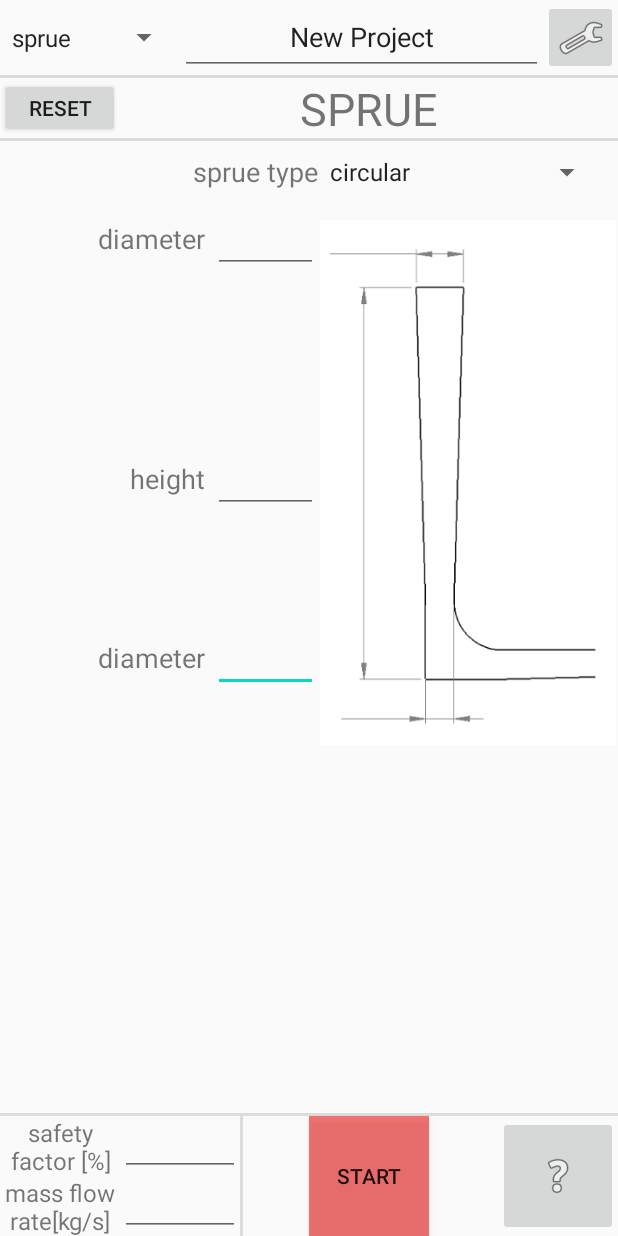
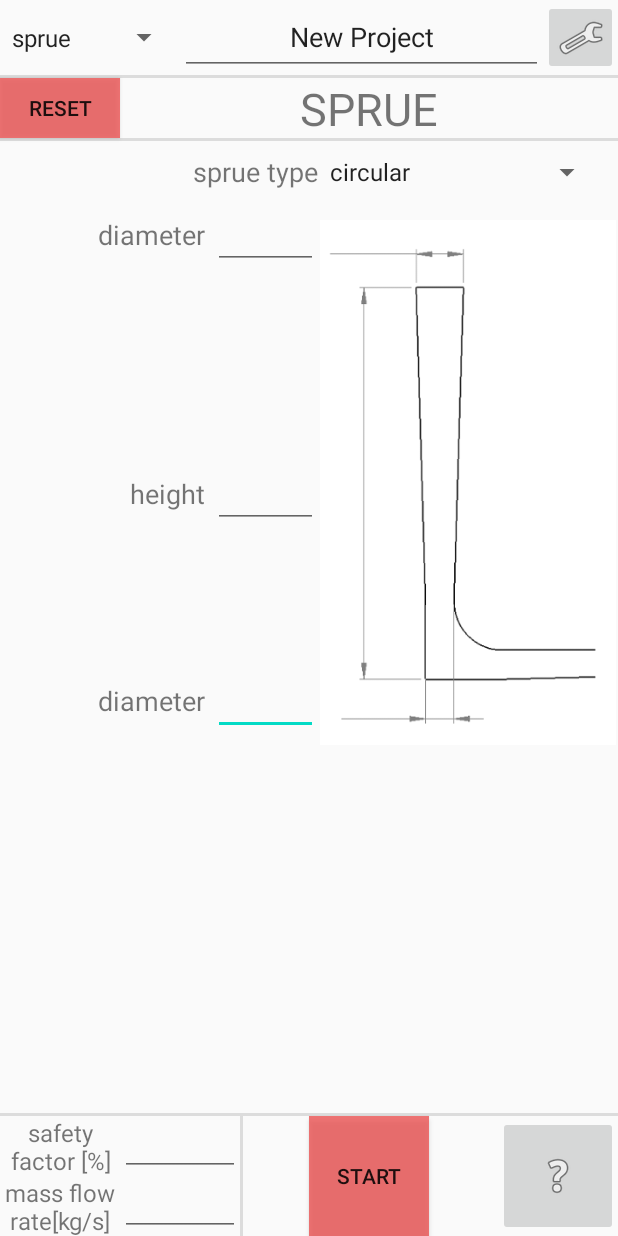
Before and after one commit to RafalUrbanek/Foundryman, an Android app: the SprueActivity screen opened directly, with no data from a screen before it, on a phone screen of 412 x 824 dp. Run offline under Robolectric (Android 15) with nearby library versions, the phone set to English and light mode, and no system bars.

Commit message:
MAIN -All basic functions of the Sprue calculator added     * funcional reset button     * correct calculation results     * user modified values marked up in green
To Do:
- unit test the calculator

```diff
--- a/app/src/main/java/com/Raf/foundryman/CastingActivity.java
+++ b/app/src/main/java/com/Raf/foundryman/CastingActivity.java
@@ -58,7 +58,7 @@ public class CastingActivity extends AppCompatActivity implements
     }
 
     private void configureOptionsBtn(){
-        ImageButton optionsBtn = findViewById(R.id.optionsBtn);
+        ImageButton optionsBtn = findViewById(R.id.MainOptionsBtn);
         optionsBtn.setOnClickListener(new View.OnClickListener() {
             @Override
             public void onClick(View v) {
--- a/app/src/main/java/com/Raf/foundryman/FeedersActivity.java
+++ b/app/src/main/java/com/Raf/foundryman/FeedersActivity.java
@@ -1,6 +1,5 @@
 package com.Raf.foundryman;
 
-import android.app.Activity;
 import android.content.Intent;
 import android.os.Bundle;
 import android.view.KeyEvent;
@@ -59,7 +58,7 @@ public class FeedersActivity extends AppCompatActivity implements
     }
 
     private void configureOptionsBtn(){
-        ImageButton optionsBtn = findViewById(R.id.optionsBtn);
+        ImageButton optionsBtn = findViewById(R.id.MainOptionsBtn);
         optionsBtn.setOnClickListener(new View.OnClickListener() {
             @Override
             public void onClick(View v) {
--- a/app/src/main/java/com/Raf/foundryman/LShapeActivity.java
+++ b/app/src/main/java/com/Raf/foundryman/LShapeActivity.java
@@ -1,6 +1,5 @@
 package com.Raf.foundryman;
 
-import android.app.Activity;
 import android.content.Intent;
 import android.os.Bundle;
 import android.view.KeyEvent;
@@ -59,7 +58,7 @@ public class LShapeActivity extends AppCompatActivity implements
     }
 
     private void configureOptionsBtn(){
-        ImageButton optionsBtn = findViewById(R.id.optionsBtn);
+        ImageButton optionsBtn = findViewById(R.id.MainOptionsBtn);
         optionsBtn.setOnClickListener(new View.OnClickListener() {
             @Override
             public void onClick(View v) {
--- a/app/src/main/java/com/Raf/foundryman/MainActivity.java
+++ b/app/src/main/java/com/Raf/foundryman/MainActivity.java
@@ -10,7 +10,6 @@ import android.widget.EditText;
 import android.widget.ImageButton;
 import android.widget.Spinner;
 import android.widget.TextView;
-import android.widget.Toast;
 
 import androidx.appcompat.app.AppCompatActivity;
 
@@ -57,7 +56,7 @@ public class MainActivity extends AppCompatActivity implements
     }
 
     private void configureOptionsBtn(){
-        ImageButton optionsBtn = findViewById(R.id.optionsBtn);
+        ImageButton optionsBtn = findViewById(R.id.MainOptionsBtn);
         optionsBtn.setOnClickListener(new View.OnClickListener() {
             @Override
             public void onClick(View v) {
--- a/app/src/main/java/com/Raf/foundryman/RatiosActivity.java
+++ b/app/src/main/java/com/Raf/foundryman/RatiosActivity.java
@@ -1,6 +1,5 @@
 package com.Raf.foundryman;
 
-import android.app.Activity;
 import android.content.Intent;
 import android.os.Bundle;
 import android.view.KeyEvent;
@@ -59,7 +58,7 @@ public class RatiosActivity extends AppCompatActivity implements
     }
 
     private void configureOptionsBtn(){
-        ImageButton optionsBtn = findViewById(R.id.optionsBtn);
+        ImageButton optionsBtn = findViewById(R.id.MainOptionsBtn);
         optionsBtn.setOnClickListener(new View.OnClickListener() {
             @Override
             public void onClick(View v) {
--- a/app/src/main/java/com/Raf/foundryman/SprueActivity.java
+++ b/app/src/main/java/com/Raf/foundryman/SprueActivity.java
@@ -1,13 +1,14 @@
-// Apply single button listener for all buttons.
-// follow https://stackoverflow.com/questions/25905086/multiple-buttons-onclicklistener-android
-
 package com.Raf.foundryman;
 
+import android.app.AlertDialog;
+import android.content.DialogInterface;
 import android.content.Intent;
+import android.graphics.Color;
 import android.os.Build;
 import android.os.Bundle;
 import android.text.Editable;
 import android.text.TextWatcher;
+import android.util.Log;
 import android.view.KeyEvent;
 import android.view.View;
 import android.widget.AdapterView;
@@ -23,7 +24,7 @@ import androidx.annotation.RequiresApi;
 import androidx.appcompat.app.AppCompatActivity;
 
 public class SprueActivity extends AppCompatActivity implements
-        AdapterView.OnItemSelectedListener {
+        AdapterView.OnItemSelectedListener, View.OnClickListener {
 
     Spinner toolSpinner;
     Spinner sprueSpinner;
@@ -32,11 +33,14 @@ public class SprueActivity extends AppCompatActivity implements
     EditText[] sprueDims;
     Button calcBtn;
     Button resetBtn;
+    ImageButton helpBtn;
     Double[] inputData;
-
+    Double[] values;
     String[] tools;
     String[] sprueTypes;
     boolean flag;
+    boolean userDataInput = true;
+
 
     @RequiresApi(api = Build.VERSION_CODES.M)
     @Override
@@ -74,38 +78,30 @@ public class SprueActivity extends AppCompatActivity implements
         configureDisplayState();
         setCalcBtn();
         setResetBtn();
+        setHelpButton();
         topText.setText(tools[1].toUpperCase());
     }
 
-    void setCalcBtn(){
+    void setCalcBtn() {
         calcBtn = findViewById(R.id.sprueCalcBtn);
         calcBtn.setBackgroundColor(getResources().getColor(R.color.button_red));
+        calcBtn.setOnClickListener(this);
+    }
 
-        calcBtn.setOnClickListener(new View.OnClickListener() {
-            Double[] values;
-            public void onClick(View v) {
-                values = Support.dataOutput;
-                for(int i = 0; i< inputData.length -1; i++){
-                    if (values[i] != null){
-                        double round;
-                        if (i == 5) {
-                            sprueDims[i].setText(String.valueOf(Math.round(values[i])));
-                        } else if(i == 6){
-                            round = Math.round(values[i] * 100);
-                            sprueDims[i].setText(String.valueOf(round / 100));
-                        } else{
-                            round = Math.round(values[i] * 10);
-                            sprueDims[i].setText(String.valueOf(round / 10));
-                        }
-                    }
-                }
-            }
-        });
+    private void setResetBtn(){
+        resetBtn = findViewById(R.id.sprueResetBtn);
+        resetBtn.setBackgroundColor(getResources().getColor(R.color.button_red));
+        resetBtn.setOnClickListener(this);
+    }
+
+    void setHelpButton(){
+        helpBtn = findViewById(R.id.sprueHelpBtn);
+        helpBtn.setOnClickListener(this);
     }
 
     // calls addCalcBtnListener on all sprueDims fields
     private void populateDataFieldListeners() {
-        for(int i = 0; i <6; i++){
+        for (int i = 0; i < 6; i++) {
             addCalcBtnListener(sprueDims[i]);
         }
     }
@@ -130,12 +126,10 @@ public class SprueActivity extends AppCompatActivity implements
 
             @Override
             public void afterTextChanged(Editable s) {
-                int position = ((int)dimInput.getId() % 10) - 1;
-
-                Support.modified[position] = false;
-                if (String.valueOf(dimInput.getText()) != ""){
+                int position = ((int)dimInput.getId() % 10);
+                if (userDataInput) Support.modified[position] = false;
+                if (!String.valueOf(dimInput.getText()).isEmpty() && userDataInput){
                     Support.modified[position] = true;
-
                 }
 
                 // modify the array based on values in sprueDim values
@@ -148,30 +142,24 @@ public class SprueActivity extends AppCompatActivity implements
                 } else {
                     calcBtn.setBackgroundColor(getResources().getColor(R.color.button_green));
                 }
+
+                dataColorSetter();
             }
         });
     }
 
+    private void dataColorSetter() {
+        for (int i = 0; i < Support.modified.length; i++){
+            if (Support.modified[i] == true) {
+                sprueDims[i].setTextColor(getResources().getColor(R.color.dark_green));
+            } else{
+                sprueDims[i].setTextColor(Color.BLACK);
+            }
+        }
+    }
+
     private void displayToast(String text) {
         Toast.makeText(this, text, Toast.LENGTH_LONG).show();
-    }
-
-    private void setResetBtn(){
-        resetBtn = findViewById(R.id.resetBtn);
-        resetBtn.setOnClickListener(new View.OnClickListener() {
-            @Override
-            public void onClick(View v) {
-                for(int i=0; i < Support.modified.length; i++){
-                    Support.modified[i] = false;
-                }
-
-                for(int i=0; i < Support.dataOutput.length; i++){
-                    Support.dataOutput[i] = null;
-                    inputData[i] = null;
-                    sprueDims[i].setText("");
-                }
-            }
-        });
     }
 
     private void configureDisplayState() {
@@ -234,7 +222,7 @@ public class SprueActivity extends AppCompatActivity implements
     }
 
     private void configureOptionsBtn(){
-        ImageButton optionsBtn = findViewById(R.id.optionsBtn);
+        ImageButton optionsBtn = findViewById(R.id.MainOptionsBtn);
         optionsBtn.setOnClickListener(new View.OnClickListener() {
             @Override
             public void onClick(View v) {
@@ -264,4 +252,56 @@ public class SprueActivity extends AppCompatActivity implements
     @Override
     public void onNothingSelected(AdapterView<?> arg0) {
     }
+
+    @Override
+    public void onClick(View v) {
+
+        switch (v.getId()){
+            case R.id.sprueCalcBtn:
+                userDataInput = false;
+                values = Support.dataOutput;
+                for(int i = 0; i< inputData.length -1; i++){
+                    if (values[i] != null){
+                        double round;
+                        if (i == 5) {
+                            sprueDims[i].setText(String.valueOf(Math.round(values[i])));
+                        } else if(i == 6){
+                            round = Math.round(values[i] * 100);
+                            sprueDims[i].setText(String.valueOf(round / 100));
+                        } else{
+                            round = Math.round(values[i] * 10);
+                            sprueDims[i].setText(String.valueOf(round / 10));
+                        }
+                    }
+                }
+                userDataInput = true;
+                break;
+
+            case R.id.sprueResetBtn:
+                for(int i=0; i < Support.modified.length -1; i++){
+                    Support.modified[i] = false;
+                }
+
+                for(int i=0; i < Support.dataOutput.length -1; i++){
+                    Support.dataOutput[i] = null;
+                    inputData[i] = null;
+                    sprueDims[i].setText("");
+                }
+                break;
+
+            case R.id.sprueHelpBtn:
+                AlertDialog.Builder helpAlert  = new AlertDialog.Builder(this);
+                helpAlert.setMessage(R.string.sprueHelp);
+                helpAlert.setTitle("SPRUE");
+                helpAlert.setPositiveButton("OK", null);
+                helpAlert.setCancelable(true);
+                helpAlert.setPositiveButton("Ok",
+                        new DialogInterface.OnClickListener() {
+                            public void onClick(DialogInterface dialog, int which) {
+                            }
+                        });
+                helpAlert.create().show();
+                break;
+        }
+    }
 }
--- a/app/src/main/java/com/Raf/foundryman/ToolsActivity.java
+++ b/app/src/main/java/com/Raf/foundryman/ToolsActivity.java
@@ -1,6 +1,5 @@
 package com.Raf.foundryman;
 
-import android.app.Activity;
 import android.content.Intent;
 import android.os.Bundle;
 import android.view.KeyEvent;
@@ -59,7 +58,7 @@ public class ToolsActivity extends AppCompatActivity implements
     }
 
     private void configureOptionsBtn(){
-        ImageButton optionsBtn = findViewById(R.id.optionsBtn);
+        ImageButton optionsBtn = findViewById(R.id.MainOptionsBtn);
         optionsBtn.setOnClickListener(new View.OnClickListener() {
             @Override
             public void onClick(View v) {
--- a/app/src/main/res/layout/activity_casting.xml
+++ b/app/src/main/res/layout/activity_casting.xml
@@ -31,7 +31,7 @@
             android:inputType="textPersonName"
             android:textAlignment="center"
             app:layout_constraintBottom_toBottomOf="@+id/spinner"
-            app:layout_constraintEnd_toStartOf="@+id/optionsBtn"
+            app:layout_constraintEnd_toStartOf="@+id/MainOptionsBtn"
             app:layout_constraintStart_toEndOf="@+id/spinner"
             app:layout_constraintTop_toTopOf="parent" />
 
@@ -43,7 +43,7 @@
             app:layout_constraintTop_toTopOf="parent" />
 
         <ImageButton
-            android:id="@+id/optionsBtn"
+            android:id="@+id/MainOptionsBtn"
             android:layout_width="50dp"
             android:layout_height="0dp"
             app:layout_constraintBottom_toBottomOf="@+id/spinner"
--- a/app/src/main/res/layout/activity_feeders.xml
+++ b/app/src/main/res/layout/activity_feeders.xml
@@ -31,7 +31,7 @@
             android:inputType="textPersonName"
             android:textAlignment="center"
             app:layout_constraintBottom_toBottomOf="@+id/spinner"
-            app:layout_constraintEnd_toStartOf="@+id/optionsBtn"
+            app:layout_constraintEnd_toStartOf="@+id/MainOptionsBtn"
             app:layout_constraintStart_toEndOf="@+id/spinner"
             app:layout_constraintTop_toTopOf="parent" />
 
@@ -43,7 +43,7 @@
             app:layout_constraintTop_toTopOf="parent" />
 
         <ImageButton
-            android:id="@+id/optionsBtn"
+            android:id="@+id/MainOptionsBtn"
             android:layout_width="50dp"
             android:layout_height="0dp"
             app:layout_constraintBottom_toBottomOf="@+id/spinner"
--- a/app/src/main/res/layout/activity_l_shape.xml
+++ b/app/src/main/res/layout/activity_l_shape.xml
@@ -31,7 +31,7 @@
             android:inputType="textPersonName"
             android:textAlignment="center"
             app:layout_constraintBottom_toBottomOf="@+id/spinner"
-            app:layout_constraintEnd_toStartOf="@+id/optionsBtn"
+            app:layout_constraintEnd_toStartOf="@+id/MainOptionsBtn"
             app:layout_constraintStart_toEndOf="@+id/spinner"
             app:layout_constraintTop_toTopOf="parent" />
 
@@ -43,7 +43,7 @@
             app:layout_constraintTop_toTopOf="parent" />
 
         <ImageButton
-            android:id="@+id/optionsBtn"
+            android:id="@+id/MainOptionsBtn"
             android:layout_width="50dp"
             android:layout_height="0dp"
             app:layout_constraintBottom_toBottomOf="@+id/spinner"
--- a/app/src/main/res/layout/activity_main.xml
+++ b/app/src/main/res/layout/activity_main.xml
@@ -44,12 +44,12 @@
         android:inputType="textPersonName"
         android:textAlignment="center"
         app:layout_constraintBottom_toBottomOf="@+id/spinner"
-        app:layout_constraintEnd_toStartOf="@+id/optionsBtn"
+        app:layout_constraintEnd_toStartOf="@+id/MainOptionsBtn"
         app:layout_constraintStart_toEndOf="@+id/spinner"
         app:layout_constraintTop_toTopOf="parent" />
 
     <ImageButton
-        android:id="@+id/optionsBtn"
+        android:id="@+id/MainOptionsBtn"
         android:layout_width="50dp"
         android:layout_height="0dp"
         app:layout_constraintBottom_toBottomOf="@+id/spinner"
--- a/app/src/main/res/layout/activity_ratios.xml
+++ b/app/src/main/res/layout/activity_ratios.xml
@@ -31,7 +31,7 @@
             android:inputType="textPersonName"
             android:textAlignment="center"
             app:layout_constraintBottom_toBottomOf="@+id/spinner"
-            app:layout_constraintEnd_toStartOf="@+id/optionsBtn"
+            app:layout_constraintEnd_toStartOf="@+id/MainOptionsBtn"
             app:layout_constraintStart_toEndOf="@+id/spinner"
             app:layout_constraintTop_toTopOf="parent" />
 
@@ -43,7 +43,7 @@
             app:layout_constraintTop_toTopOf="parent" />
 
         <ImageButton
-            android:id="@+id/optionsBtn"
+            android:id="@+id/MainOptionsBtn"
             android:layout_width="50dp"
             android:layout_height="0dp"
             app:layout_constraintBottom_toBottomOf="@+id/spinner"
--- a/app/src/main/res/layout/activity_sprue.xml
+++ b/app/src/main/res/layout/activity_sprue.xml
@@ -42,7 +42,7 @@
         android:id="@+id/sprueDim4"
         android:layout_width="70dp"
         android:layout_height="wrap_content"
-        android:layout_marginTop="234dp"
+        android:layout_marginTop="265dp"
         android:ems="10"
         android:imeOptions="actionDone"
         android:inputType="number"
@@ -76,7 +76,7 @@
         android:id="@+id/sprueDim3"
         android:layout_width="70dp"
         android:layout_height="wrap_content"
-        android:layout_marginTop="150dp"
+        android:layout_marginTop="160dp"
         android:ems="10"
         android:imeOptions="actionDone"
         android:inputType="number"
@@ -102,7 +102,7 @@
         android:textAlignment="center"
         android:textSize="30sp"
         app:layout_constraintEnd_toEndOf="parent"
-        app:layout_constraintStart_toEndOf="@+id/resetBtn"
+        app:layout_constraintStart_toEndOf="@+id/sprueResetBtn"
         app:layout_constraintTop_toBottomOf="@+id/divider2" />
 
     <EditText
@@ -114,7 +114,7 @@
         android:inputType="textPersonName"
         android:textAlignment="center"
         app:layout_constraintBottom_toBottomOf="@+id/spinner"
-        app:layout_constraintEnd_toStartOf="@+id/optionsBtn"
+        app:layout_constraintEnd_toStartOf="@+id/MainOptionsBtn"
         app:layout_constraintStart_toEndOf="@+id/spinner"
         app:layout_constraintTop_toTopOf="parent" />
 
@@ -126,7 +126,7 @@
         app:layout_constraintTop_toTopOf="parent" />
 
     <ImageButton
-        android:id="@+id/optionsBtn"
+        android:id="@+id/MainOptionsBtn"
         android:layout_width="50dp"
         android:layout_height="0dp"
         app:layout_constraintBottom_toBottomOf="@+id/spinner"
@@ -198,7 +198,7 @@
         android:id="@+id/sprueDim1"
         android:layout_width="70dp"
         android:layout_height="wrap_content"
-        android:layout_marginTop="10dp"
+        android:layout_marginTop="7dp"
         android:ems="10"
         android:imeOptions="actionDone"
         android:inputType="number"
@@ -219,7 +219,7 @@
         app:layout_constraintTop_toTopOf="@+id/sprueDim3" />
 
     <ImageButton
-        android:id="@+id/imageButton"
+        android:id="@+id/sprueHelpBtn"
         android:layout_width="80dp"
         android:layout_height="80dp"
         app:layout_constraintBottom_toBottomOf="parent"
@@ -232,7 +232,7 @@
         android:layout_height="80dp"
         android:text="START"
         app:layout_constraintBottom_toBottomOf="parent"
-        app:layout_constraintEnd_toStartOf="@+id/imageButton"
+        app:layout_constraintEnd_toStartOf="@+id/sprueHelpBtn"
         app:layout_constraintStart_toEndOf="@+id/sprueDim7" />
 
     <TextView
@@ -289,7 +289,7 @@
         app:layout_constraintTop_toTopOf="@+id/sprueText6" />
 
     <Button
-        android:id="@+id/resetBtn"
+        android:id="@+id/sprueResetBtn"
         android:layout_width="80dp"
         android:layout_height="0dp"
         android:text="@string/Reset"
--- a/app/src/main/res/layout/activity_tools.xml
+++ b/app/src/main/res/layout/activity_tools.xml
@@ -31,7 +31,7 @@
             android:inputType="textPersonName"
             android:textAlignment="center"
             app:layout_constraintBottom_toBottomOf="@+id/spinner"
-            app:layout_constraintEnd_toStartOf="@+id/optionsBtn"
+            app:layout_constraintEnd_toStartOf="@+id/MainOptionsBtn"
             app:layout_constraintStart_toEndOf="@+id/spinner"
             app:layout_constraintTop_toTopOf="parent" />
 
@@ -43,7 +43,7 @@
             app:layout_constraintTop_toTopOf="parent" />
 
         <ImageButton
-            android:id="@+id/optionsBtn"
+            android:id="@+id/MainOptionsBtn"
             android:layout_width="50dp"
             android:layout_height="0dp"
             app:layout_constraintBottom_toBottomOf="@+id/spinner"
--- a/app/src/main/res/values/colors.xml
+++ b/app/src/main/res/values/colors.xml
@@ -5,4 +5,5 @@
     <color name="colorAccent">#03DAC5</color>
     <color name="button_red">#D3EC5959</color>
     <color name="button_green">#D35BEC59</color>
+    <color name="dark_green">#D3015000</color>
 </resources>
--- a/app/src/main/res/values/strings.xml
+++ b/app/src/main/res/values/strings.xml
@@ -26,4 +26,18 @@
     <string name="flowRateImp">mass flow rate [lb/s]</string>
     <string name="sprueDepth">depth</string>
     <string name="Reset">Reset</string>
+    <string name="sprueHelp">
+        \tThe Sprue is the vertical part of the running system that in sand
+        casting typically connects the pouring basin at the top with further parts of the running
+        system. It is crucial to correctly design this element to avoid situations where the sprue
+        is either too tapered, increasing metal velocity at the bottom or not tapered enough
+        allowing the liquid metal to fall turbulently. Both cases can potentially introduce defects
+        in the system.\n\n
+        \tThis calculator allows you to calculate the correct dimensions of the sprue based on it\'s
+        height and either the top or bottom size. Optionally you can set the required volumetric
+        flow rate of the metal with the sprue height (feature to be implemented).\n\n
+        \tThe Safety Factor is the percentage value introduced to compensate for any potential flow
+        losses in the initial stages of the system. Positive values of the Safety Factor increase
+        the taper, choking the metal flow and therefore preventing any potential turbulent flow.
+        The default value is 20%</string>
 </resources>
```
Also changed, not shown: app/src/main/java/com/Raf/foundryman/Support.java (+22 -24 lines).
